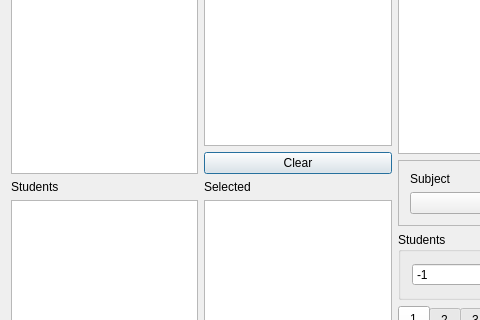
Qt form src/interface/modifyactivityform_template.ui (rodolforg/fet) before a commit; both pictures show x 0 to 480 and y 90 to 410 of the 790 by 560 pixel window.
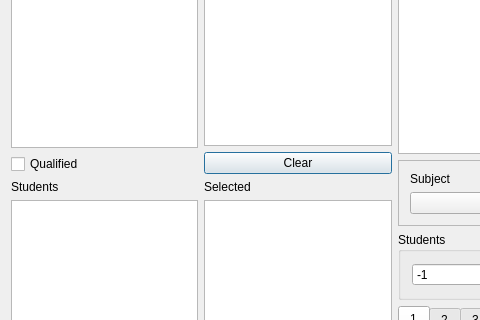
The same form after that commit.

Commit message:
user may filter qualified teachers for activity
The add/modify activity and modify subactivity dialogs now have an option to show only the qualified teachers for the chosen subject

Suggested by: Volker Dirr

The edit to the form file:
```diff
--- a/src/interface/modifyactivityform_template.ui
+++ b/src/interface/modifyactivityform_template.ui
@@ -33,6 +33,13 @@
          <item>
           <widget class="QListWidget" name="allTeachersListWidget"/>
          </item>
+         <item>
+          <widget class="QCheckBox" name="qualifiedCheckBox">
+           <property name="text">
+            <string comment="It refers to teachers. It will show only the teachers qualified for the selected subject.">Qualified</string>
+           </property>
+          </widget>
+         </item>
         </layout>
        </item>
        <item>
```
The commit also changes 8 other files.
